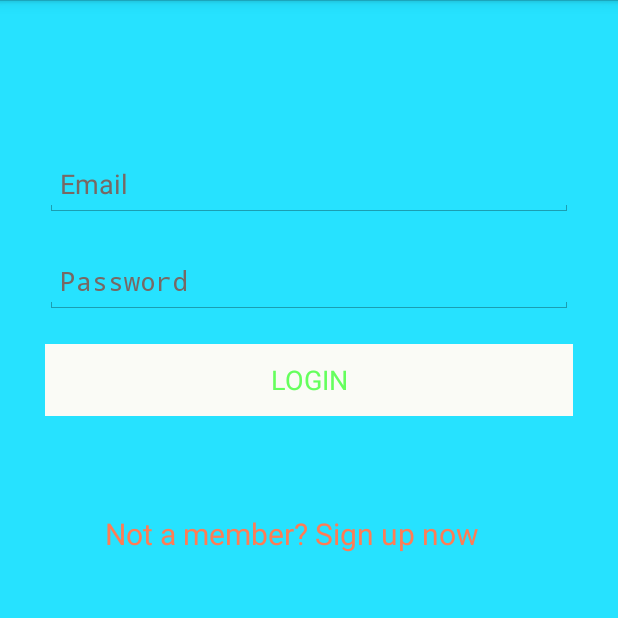
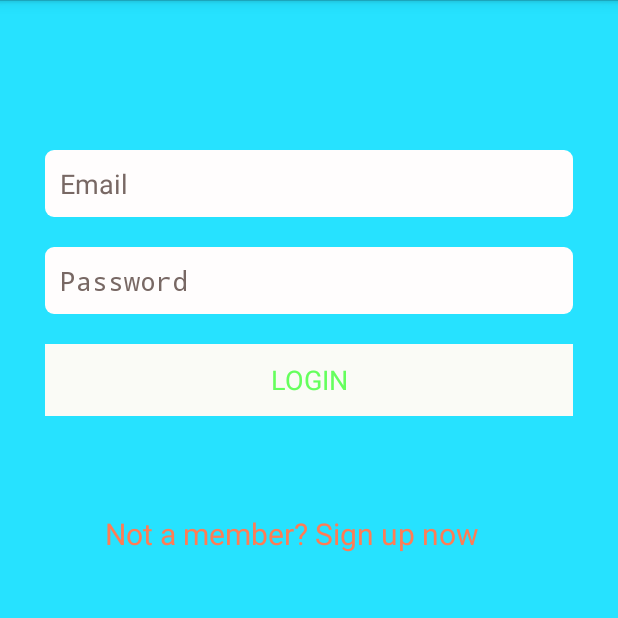
Before and after one commit to lethinh0510/SaleCard, an Android app: the screen it shows after launch (LoginActivity), on a phone screen of 412 x 824 dp, the top half of it. Run offline under Robolectric (Android 15) with nearby library versions, the phone set to English and light mode, and no system bars.

Commit message:
login drawer

```diff
--- a/app/src/main/java/com/lethinh/salecard/LoginActivity.java
+++ b/app/src/main/java/com/lethinh/salecard/LoginActivity.java
@@ -22,6 +22,7 @@ import java.util.ArrayList;
 import java.util.List;
 
 import utils.JSONParser;
+import utils.LinkUtils;
 
 /**
  * Created by Thinh on 06/07/2015.
@@ -50,7 +51,7 @@ public class LoginActivity extends Activity {
         btLogin.setOnClickListener(new View.OnClickListener() {
             @Override
             public void onClick(View view) {
-                new LoginStask().execute("http://192.168.1.82/salecard/login.php");
+                new LoginStask().execute(LinkUtils.URL_LOGIN);
             }
         });
     }
--- a/app/src/main/java/utils/LinkUtils.java
+++ b/app/src/main/java/utils/LinkUtils.java
@@ -4,5 +4,5 @@ package utils;
  * Created by Thinh on 06/07/2015.
  */
 public class LinkUtils {
-    public static final String URL_LOGIN="cscasc";
+    public static final String URL_LOGIN="http://192.168.1.82/salecard/login.php";
 }
--- /dev/null
+++ b/app/src/main/res/drawable/login_edittext.xml
@@ -0,0 +1,5 @@
+<?xml version="1.0" encoding="utf-8"?>
+<shape xmlns:android="http://schemas.android.com/apk/res/android">
+    <solid android:color="@color/edit_text_login"/>
+    <corners android:radius="6dp"/>
+</shape>
--- a/app/src/main/res/layout/activity_login.xml
+++ b/app/src/main/res/layout/activity_login.xml
@@ -17,7 +17,8 @@
         android:inputType="textEmailAddress"
         android:textColorHint="@color/text_hint"
         android:padding="10dp"
-        android:singleLine="true"/>
+        android:singleLine="true"
+        android:background="@drawable/login_edittext"/>
 
     <EditText
         android:id="@+id/text_pass"
@@ -30,7 +31,8 @@
         android:layout_height="wrap_content"
         android:inputType="textPassword"
         android:layout_marginBottom="20dp"
-        android:singleLine="true"/>
+        android:singleLine="true"
+        android:background="@drawable/login_edittext"/>
 
 
     <Button
@@ -42,6 +44,7 @@
         android:text="@string/login"
         android:background="@color/button_login"
         android:textColor="@color/text_login"
+
         />
     <TextView
         android:id="@+id/test_error"
@@ -49,7 +52,8 @@
         android:layout_height="wrap_content"
         android:text=""
         android:layout_marginLeft="100dp"
-        android:layout_marginTop="15dp"/>
+        android:layout_marginTop="15dp"
+        />
     <TextView
         android:id="@+id/textview_sign"
         android:layout_marginTop="30dp"
--- a/app/src/main/res/values/colors.xml
+++ b/app/src/main/res/values/colors.xml
@@ -6,5 +6,7 @@
     <color name="text_login">#f961ff59</color>
     <color name="text_hint">#ff786864</color>
     <color name="text_sign">#ffff7c55</color>
+    <color name="left_drawer_devider">#ffff7c55</color>
+    <color name="edit_text_login">#fffffdfd</color>
 
 </resources>
```
Also changed, not shown: app/src/main/java/com/lethinh/salecard/MainActivity.java (+52 -2 lines), app/src/main/java/utils/DBHelp.java (added, +40 -0 lines), app/src/main/res/layout/activity_main.xml (+18 -12 lines), app/src/main/res/values/strings.xml (+7 -0 lines), app/src/main/res/drawable-hdpi/img_btn_playlist.png (added), app/src/main/res/drawable-mdpi/img_btn_playlist.png (added), app/src/main/res/drawable-xhdpi/img_btn_playlist.png (added), app/src/main/res/drawable-xxhdpi/img_btn_playlist.png (added), app/src/main/res/drawable-xxxhdpi/img_btn_playlist.png (added).
